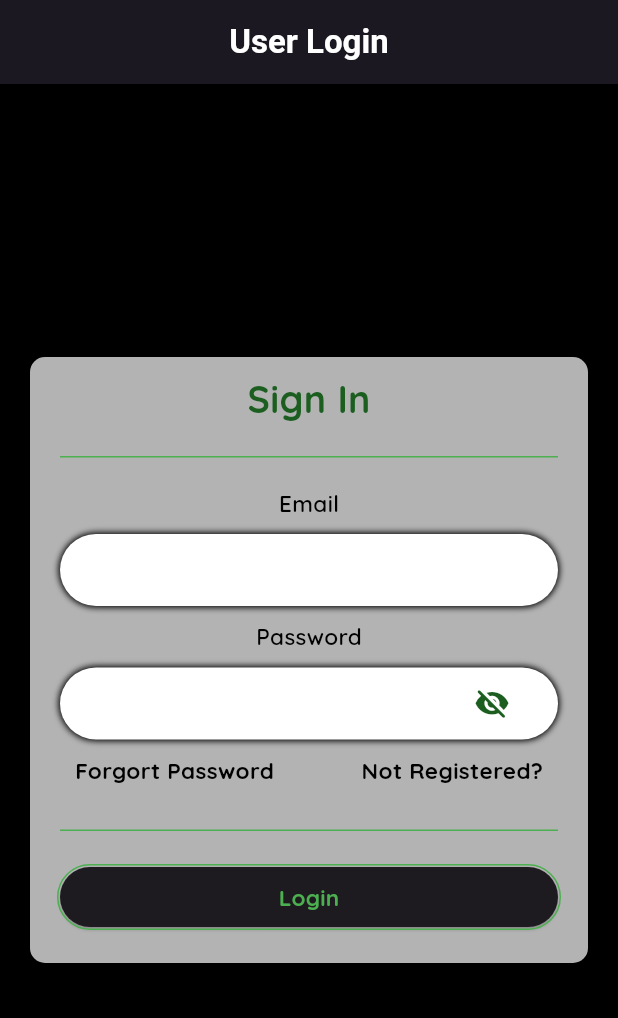
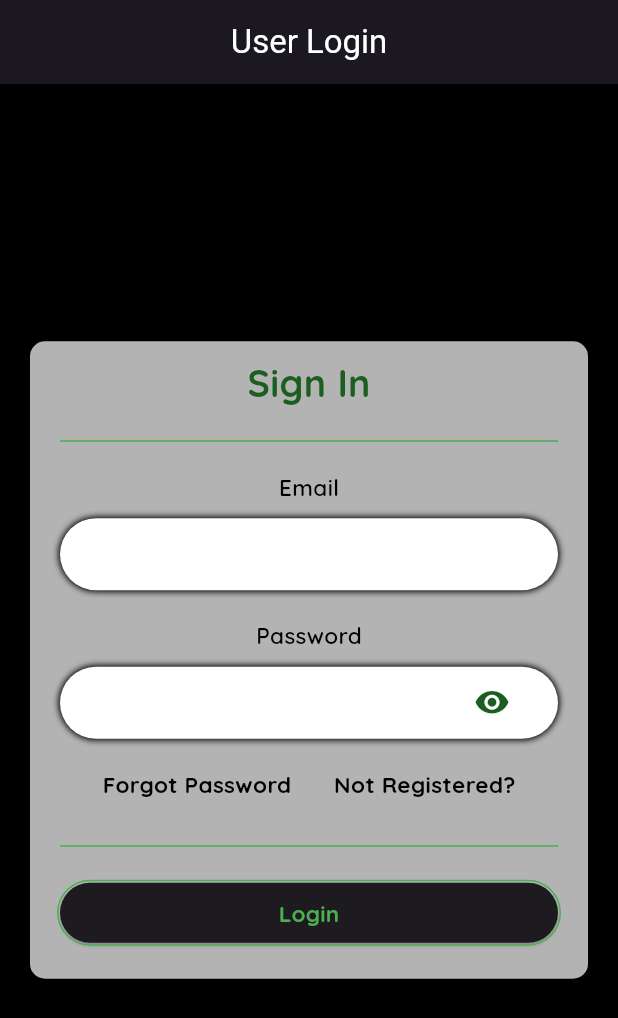
Before and after one commit to Marach8/FlutterProject_todo_list_app, a Flutter app: the screen it shows after launch, on a phone screen of 412 x 824 dp. Shown: the top 1018 px of the screen. Run offline on Flutter 3.47's test engine with Material 3 defaults, Android fonts, the phone set to English and light mode, and no system bars; our stand-ins replace cloud_firestore, firebase_auth, firebase_core, gap, google_fonts; accounts and stored records are empty.

Commit message:
Got the app working again. fixed some bugs in the provider class and made some changes in the login and register view

```diff
--- a/todo_list_app/lib/constants/fonts_and_colors.dart
+++ b/todo_list_app/lib/constants/fonts_and_colors.dart
@@ -5,6 +5,7 @@ const fontSize2 = 25.0;
 const blackColor = Colors.black;
 const greenColor = Colors.green;
 const whiteColor = Colors.white;
+const redColor = Colors.red;
 const darkWhiteColor = Colors.white54;
 final deepGreenColor = Colors.green.shade900;
 const fontWeight1 = FontWeight.w600;
--- a/todo_list_app/lib/custom_widgets/textfield_widget.dart
+++ b/todo_list_app/lib/custom_widgets/textfield_widget.dart
@@ -1,6 +1,10 @@
 import 'package:flutter/material.dart';
+import 'package:gap/gap.dart';
 import 'package:google_fonts/google_fonts.dart';
+import 'package:provider/provider.dart';
 import 'package:todo_list_app/constants/fonts_and_colors.dart';
+import 'package:todo_list_app/custom_widgets/textitem_widget.dart';
+import 'package:todo_list_app/functions/todo_provider.dart';
 
 class AddTodoTextFields{
   Widget addTodoTextFields(String text, TextEditingController control, Function(String)? onChanged){
@@ -36,7 +40,8 @@ class AddTodoTextFields{
 
 
 
-class LoginAndSignUpTextFields extends StatefulWidget{
+class LoginAndSignUpTextFields extends StatelessWidget{
+  final String? textItem;
   final bool enabled;
   final bool? showSuffixIcon;
   final Color color;
@@ -44,6 +49,7 @@ class LoginAndSignUpTextFields extends StatefulWidget{
 
   const LoginAndSignUpTextFields({
     this.showSuffixIcon,
+    this.textItem,
     required this.enabled,
     required this.color,
     required this.controller,
@@ -51,18 +57,22 @@ class LoginAndSignUpTextFields extends StatefulWidget{
   });
 
   @override
-  State<LoginAndSignUpTextFields> createState() => _LoginAndSignUpTextFieldsState();
-}
+  Widget build(BuildContext _) {
+    return Column(
+      //crossAxisAlignment: CrossAxisAlignment.start,
+      children: [
+        textItem == null ? const SizedBox.shrink()
+        : TextItem(
+          text: textItem ?? '',
+          fontSize: fontSize1,
+          fontWeight: fontWeight1,
+          color: blackColor
+        ),
 
-class _LoginAndSignUpTextFieldsState extends State<LoginAndSignUpTextFields> {
-  bool obscureText = true;
-
-  @override
-  Widget build(BuildContext context) {
-    return  Container(
+        Container(
           padding: const EdgeInsets.fromLTRB(20, 0, 20, 0),
           decoration: BoxDecoration(
-        color: widget.color,
+            color: color,
             borderRadius: BorderRadius.circular(30),
             boxShadow: const [
               BoxShadow(
@@ -72,11 +82,11 @@ class _LoginAndSignUpTextFieldsState extends State<LoginAndSignUpTextFields> {
               )
             ],
           ),
-      child: SingleChildScrollView(
-        child: TextField(
-          controller: widget.controller,
-          enabled: widget.enabled,
-          obscureText: obscureText,
+          child: Consumer<AppUsers>(
+            builder: (_, user, __) => TextField(
+              controller: controller,
+              enabled: enabled,
+              obscureText: user.obscureText,
               cursorColor: blackColor,
               style: GoogleFonts.getFont(
                 'Quicksand',
@@ -84,12 +94,15 @@ class _LoginAndSignUpTextFieldsState extends State<LoginAndSignUpTextFields> {
                 fontWeight: fontWeight1,
               ),
               decoration: InputDecoration(
-            suffixIcon: widget.showSuffixIcon != null &&
-              widget.showSuffixIcon == true ? IconButton(
+                suffixIcon: showSuffixIcon != null &&
+                  showSuffixIcon == true ? IconButton(
                     //Will remove setState later and use a stateless wiget
-                onPressed: () => setState(()=> obscureText = !obscureText),
+                    onPressed: () => user.callToAction(
+                      () => user.obscureText = !user.obscureText),
                     icon: Icon(
-                  obscureText ? Icons.visibility_off_rounded: Icons.visibility_rounded,
+                      user.obscureText
+                        ? Icons.visibility_rounded
+                        : Icons.visibility_off_rounded,
                       color: deepGreenColor
                     )
                   ): const SizedBox.shrink(),
@@ -97,6 +110,9 @@ class _LoginAndSignUpTextFieldsState extends State<LoginAndSignUpTextFields> {
               ),
             ),
           ),
+        ),
+        const Gap(10)
+      ],
     );
   }
 }
--- a/todo_list_app/lib/custom_widgets/textitem_widget.dart
+++ b/todo_list_app/lib/custom_widgets/textitem_widget.dart
@@ -19,7 +19,7 @@ class TextItem extends StatelessWidget{
   @override
   Widget build(BuildContext context) {
     return Padding(
-      padding: const EdgeInsets.all(10.0),
+      padding: const EdgeInsets.fromLTRB(0, 10, 0, 10),
       child: Text(
         text,
         style: GoogleFonts.getFont(
--- a/todo_list_app/lib/functions/todo_provider.dart
+++ b/todo_list_app/lib/functions/todo_provider.dart
@@ -22,6 +22,7 @@ class AppUsers extends ChangeNotifier{
   dynamic firebaseCurrentUser;
   bool forgotPassword = false;
   bool isRegistered = true;
+  bool obscureText = true;
 
   @override
   void dispose(){
@@ -69,4 +70,9 @@ class AppUsers extends ChangeNotifier{
     dataBase.insert(insertIndex, newList);
     notifyListeners();
   }
+
+  void callToAction(VoidCallback action){
+    action();
+    notifyListeners();
+  }
 }
--- a/todo_list_app/lib/views/login_register _view/login_register_view.dart
+++ b/todo_list_app/lib/views/login_register _view/login_register_view.dart
@@ -10,44 +10,34 @@ import 'package:todo_list_app/functions/firebase_functions.dart';
 import 'package:todo_list_app/functions/todo_provider.dart';
 import 'package:todo_list_app/views/login_register%20_view/password_reset_view.dart';
 
-class LoginPage extends StatefulWidget{
+class LoginPage extends StatelessWidget{
   const LoginPage({super.key});
-
-  @override
-  State<LoginPage> createState() => _Login();
-}
-
-class _Login extends State<LoginPage> {
-  bool forgotPassword = false;
-  bool isRegistered = true;
-  bool obscureText1 = true;
-
-  String appBarText(){
-    if(isRegistered && !forgotPassword){return 'User Login';}
-    else if (isRegistered && forgotPassword){return 'User Password Reset';}
-    else if (!isRegistered && !forgotPassword){return 'User Registration';}
-    else {return '';}
-  }
 
   @override
   Widget build(BuildContext context){
 
     var w = MediaQuery.of(context).size.width;
 
-    return Consumer<AppUsers>(
-      builder: ((_, user, __) =>
-        Scaffold(
+    return Scaffold(
       appBar: AppBar(
-            title: Text(
-              appBarText(),
-              style: const TextStyle(fontWeight: fontWeight1)
+        title: Consumer<AppUsers>(
+          builder: (_, user, __) {
+            if(!user.forgotPassword && user.isRegistered){
+              return const Text('User Login');
+            } else if(!user.forgotPassword && !user.isRegistered){
+              return const Text('User Registration');
+            } else {
+              return const Text('User Password Reset');
+            }
+          }
         ),
         centerTitle: true,
-            backgroundColor: forgotPassword? Colors.blueGrey.shade700: blackColor,
+        backgroundColor: blackColor,
         elevation: 10,
         foregroundColor: whiteColor
       ),
-          backgroundColor: forgotPassword ? Colors.white24: whiteColor,
+      backgroundColor: whiteColor,
+
       body: Container(
         decoration: const BoxDecoration(
           color: blackColor
@@ -70,86 +60,78 @@ class _Login extends State<LoginPage> {
               ),
               child: Column(
                 children: [
-                      TextItem(
-                        text: isRegistered ? 'Sign In': 'Sign Up',
+                  Consumer<AppUsers>(
+                    builder: (_, user,__) => TextItem(
+                      text: user.isRegistered ? 'Sign In': 'Sign Up',
                       fontSize: fontSize2,
                       fontWeight: fontWeight2,
                       color: deepGreenColor
+                    ),
                   ),
                   const Gap(10),
                   const Divider(height: 1, color: greenColor),
                   const Gap(10),
 
-                      !isRegistered ? const TextItem(
-                        text: 'Username',
-                        fontSize: fontSize1,
-                        fontWeight: fontWeight1,
-                        color: blackColor
-                      ) : const SizedBox.shrink(),
-
-                      !isRegistered ? LoginAndSignUpTextFields(
+                  Consumer<AppUsers>(
+                    builder: (_, user,__) => user.isRegistered
+                    ? const SizedBox.shrink()
+                    : LoginAndSignUpTextFields(
+                      textItem: 'Username',
                       color: whiteColor,
                       enabled: true,
                       controller: user.usernameController,
-                      ): const SizedBox(),
-
-                      const TextItem(
-                        text: 'Email',
-                        fontSize: fontSize1,
-                        fontWeight: fontWeight1,
-                        color: blackColor
+                    )
                   ),
 
-                      LoginAndSignUpTextFields(
+                  Consumer<AppUsers>(
+                    builder: (_, user,__) => LoginAndSignUpTextFields(
+                      textItem: 'Email',
                       color: whiteColor,
-                        enabled: forgotPassword ? false : true,
+                      enabled: user.forgotPassword ? false : true,
                       controller: user.emailController,
                     ),
-
-                      const TextItem(
-                        text: 'Password',
-                        fontSize: fontSize1,
-                        fontWeight: fontWeight1,
-                        color: blackColor
                   ),
 
-                      LoginAndSignUpTextFields(
+                  Consumer<AppUsers>(
+                    builder: (_, user,__) => LoginAndSignUpTextFields(
+                      textItem: 'Password',
                       showSuffixIcon: true,
                       color: whiteColor,
-                        enabled: forgotPassword ? false : true,
+                      enabled: user.forgotPassword ? false : true,
                       controller: user.passwordController,
                     ),
+                  ),
 
-                      !isRegistered ? const TextItem(
-                        text: 'Confirm Password',
-                        fontSize: fontSize1,
-                        fontWeight: fontWeight1,
-                        color: blackColor
-                      ) : const SizedBox.shrink(),
+                  Consumer<AppUsers>(
+                    builder: (_, user,__) => user.isRegistered ?
+                    const SizedBox.shrink()
+                    : LoginAndSignUpTextFields(
+                      textItem: 'Confirm Password',
+                      showSuffixIcon: true,
+                      color: whiteColor,
+                      enabled: user.forgotPassword ? false : true,
+                      controller: user.confirmPassController,
+                    ),
+                  ),
 
 
-                      !isRegistered ? LoginAndSignUpTextFields(
-                        showSuffixIcon: true,
-                        color: whiteColor,
-                        enabled: true,
-                        controller: user.confirmPassController,
-                      ) : const SizedBox(),
-
-                      SizedBox(
-                        height: 40,
-                        child: Stack(
+                  Consumer<AppUsers>(
+                    builder: (_, user, __) => Row(
+                      mainAxisAlignment: MainAxisAlignment.spaceEvenly,
                       children:[
-                            Positioned(left: 0,
-                              child: !isRegistered ? const SizedBox(): GestureDetector(
+                        user.isRegistered ? GestureDetector(
                           onTap: (){
                             user.emailController.clear();
                             user.passwordController.clear();
-                                  user.forgotPassword = true;
+                            user.callToAction(() => user.forgotPassword = true);
+                            //This part brings up the snackbar that
+                            //contains the password reset view.
+
                             ScaffoldMessenger.of(context).showSnackBar(
                               SnackBar(
                                 shape: const RoundedRectangleBorder(
                                   borderRadius: BorderRadius.only(
-                                          topLeft:Radius.circular(20),
+                                    topLeft: Radius.circular(20),
                                     topRight: Radius.circular(20),
                                   )
                                 ),
@@ -174,84 +156,95 @@ class _Login extends State<LoginPage> {
                             );
                           },
                           child: const TextItem(
-                                  text: 'Forgort Password',
+                            text: 'Forgot Password',
                             fontSize: fontSize1,
                             fontWeight: fontWeight2,
                             color: blackColor
                           ),
-                              )
-                            ),
-                            Positioned(right: 0,
-                              child: GestureDetector(
+                        ) : const SizedBox.shrink(),
+
+                        GestureDetector(
                           onTap: (){
                             user.emailController.clear();
                             user.passwordController.clear();
                             user.usernameController.clear();
                             user.confirmPassController.clear();
-                                  user.isRegistered = !user.isRegistered;
+                            user.callToAction(() => user.isRegistered = !user.isRegistered);
                           },
                           child: TextItem(
-                                  text: isRegistered ? 'Not Registered?': 'Already Registered?',
+                            text: user.isRegistered ? 'Not Registered?' : 'Already Registered?',
                             fontSize: fontSize1,
                             fontWeight: fontWeight2,
                             color: blackColor
                           ),
-                              )
                         ),
                       ]
                     ),
                   ),
+
                   const Gap(20),
-                      const Divider(height:1, color: Colors.green),
+                  const Divider(height:1, color: greenColor),
                   const Gap(20),
-                      ElevatedButton(
+
+                  Consumer<AppUsers>(
+                    builder: (_, user, __) => ElevatedButton(
                       onPressed: () async{
+                        //user Login
+                        bool loginFieldsNotEmpty = [
+                          user.emailController,
+                          user.passwordController
+                        ].every((controller) => controller.text.isNotEmpty);
 
-                          //user Login
-                          bool loginFields = [
-                            user.emailController, user.passwordController
-                          ]
-                          .every((controller) => controller.text.isNotEmpty);
-                          if(isRegistered){
-                            if(loginFields) {
+                        if(user.isRegistered){
+                          if(loginFieldsNotEmpty){
                             ProgressIndicatorDialog().alert(context, 'Please Wait...');
                             await FirebaseAuthLogin().firebaseLogin(
-                                user.emailController.text.trim(), user.passwordController.text.trim(),
+                              user.emailController.text.trim(),
+                              user.passwordController.text.trim(),
                               (text, color, icon) async{
                                 Navigator.of(context).pop();
-                                  await MaterialBannerAlert1(context).materialBannerAlert1(text, color, icon);
+                                await MaterialBannerAlert1(context)
+                                  .materialBannerAlert1(text, color, icon);
                               }
                             ).then((result) async{
                               if(result != 'no' && result != 'email not verified'){
                                 user.loggedInUser = result;
-                                  user.emailController.clear(); user.passwordController.clear();
-                                  Navigator.of(context).pushNamedAndRemoveUntil(homePageRoute, (route) => false);
-                                } else if (result == 'email not verified'){
+                                user.emailController.clear();
+                                user.passwordController.clear();
+                                Navigator.of(context)
+                                  .pushNamedAndRemoveUntil(homePageRoute, (route) => false);
+                              }
+                              else{
                                 await FirebaseEmailVerification().verifyEmail(
                                   (text, color, icon) async{
                                     Navigator.of(context).pop();
-                                      await MaterialBannerAlert1(context).materialBannerAlert1(text, color, icon);
+                                    await MaterialBannerAlert1(context)
+                                      .materialBannerAlert1(text, color, icon);
                                   }
                                 );
                               }
                             },);
-                            }  else{
+                          }
+                          //Either email or password field or both is empty
+                          else{
                             MaterialBannerAlert1(context).materialBannerAlert1(
-                                'Fields Cannot be Empty!!!', Colors.red, Icons.warning_rounded
+                              'Fields Cannot be Empty!!!',
+                              redColor,
+                              Icons.warning_rounded
                             );
                           }
                         }
 
                         //User Registration
                         else {
-                            bool registrationFields = [
+                          bool registrationFieldsNotEmpty = [
                             user.emailController,
                             user.passwordController,
                             user.confirmPassController,
                             user.usernameController
-                            ]
-                            .every((controller) => controller.text.isNotEmpty);
-                            if(registrationFields){
+                          ].every((controller) => controller.text.isNotEmpty);
+
+                          if(registrationFieldsNotEmpty){
                             ProgressIndicatorDialog().alert(context, 'Please Wait...');
                             if(user.passwordController.text == user.confirmPassController.text){
                               await FirebaseAuthRegister().firebaseRegister(
@@ -260,27 +253,43 @@ class _Login extends State<LoginPage> {
                                 user.passwordController.text.trim(),
                                 (text, color, icon) async {
                                   Navigator.of(context).pop();
-                                    await MaterialBannerAlert1(context).materialBannerAlert1(text, color, icon);
+                                  await MaterialBannerAlert1(context)
+                                    .materialBannerAlert1(text, color, icon);
                                 }
                               ).then((registrationResult) async {
-                                  registrationResult == 'yes'? await FirebaseEmailVerification().verifyEmail(
+                                registrationResult == 'yes'
+                                ? await FirebaseEmailVerification().verifyEmail(
                                   (text, color, icon) async{
-                                      await MaterialBannerAlert1(context).materialBannerAlert1(text, color, icon);
+                                    await MaterialBannerAlert1(context)
+                                      .materialBannerAlert1(text, color, icon);
                                   }
-                                  ): {};
+                                )
+                                : {
+                                  //Will still handle a case whereby the regisitration did not go through
+                                };
                               });
-                                user.emailController.clear(); user.passwordController.clear();
-                                user.usernameController.clear(); user.confirmPassController.clear();
-                                setState(() => isRegistered = true);
-                              } else {
+                              user.emailController.clear();
+                              user.passwordController.clear();
+                              user.usernameController.clear();
+                              user.confirmPassController.clear();
+                              user.callToAction(() => user.isRegistered = true);
+                            }
+                            //Password and confirmPassword fields do not match.
+                            else {
                               Navigator.of(context).pop();
                               MaterialBannerAlert1(context).materialBannerAlert1(
-                                  'Password Confirmation Error!!!', Colors.red, Icons.warning_rounded
+                                'Password Confirmation Error!!!',
+                                redColor,
+                                Icons.warning_rounded
                               );
                             }
-                            } else{
+                          }
+                          //Any or all of the registration fields is/are empty
+                          else{
                             MaterialBannerAlert1(context).materialBannerAlert1(
-                                'Field(s) Cannot be Empty!!!', Colors.red, Icons.warning_rounded
+                              'Field(s) Cannot be Empty!!!',
+                              Colors.red,
+                              Icons.warning_rounded
                             );
                           }
                         }
@@ -289,14 +298,15 @@ class _Login extends State<LoginPage> {
                       style: ButtonStyle(
                         fixedSize: MaterialStatePropertyAll(Size(w, 30)),
                         side: const MaterialStatePropertyAll(
-                            BorderSide(width: 1, strokeAlign: 3, color: Colors.green)
+                          BorderSide(width: 1, strokeAlign: 3, color: greenColor)
                         )
                       ),
                       child: TextItem(
-                          text: isRegistered? 'Login': 'Register',
+                        text: user.isRegistered ? 'Login': 'Register',
                         fontSize: fontSize1,
                         fontWeight: fontWeight2,
                         color: greenColor
+                      ),
                     ),
                   ),
                 ],
@@ -305,8 +315,6 @@ class _Login extends State<LoginPage> {
           )
         ),
       )
-        )
-      ) ,
     );
   }
 }
--- a/todo_list_app/lib/views/login_register _view/password_reset_view.dart
+++ b/todo_list_app/lib/views/login_register _view/password_reset_view.dart
@@ -39,7 +39,7 @@ class PasswordResetView extends StatelessWidget {
                       onPressed: () {
                         user.forgotPasswordController.clear();
                         ScaffoldMessenger.of(context).hideCurrentSnackBar();
-                        user.forgotPassword = false;
+                        user.callToAction(() => user.forgotPassword = false);
                       },
                       icon: const Icon(
                         Icons.arrow_downward_rounded,
@@ -82,12 +82,13 @@ class PasswordResetView extends StatelessWidget {
                   ).then((_) {
                   user.forgotPasswordController.clear();
                   ScaffoldMessenger.of(context).hideCurrentSnackBar();
-                  user.forgotPassword = false;
+                  user.callToAction(() => user.forgotPassword = false);
                 });
               } else{
                 MaterialBannerAlert1(context).materialBannerAlert1(
                   'Fields Cannot be Empty!!!',
-                  Colors.red, Icons.warning_rounded
+                  redColor,
+                  Icons.warning_rounded
                 );
               }
             },
```
Lines whose indentation alone changed are shown as unchanged.
